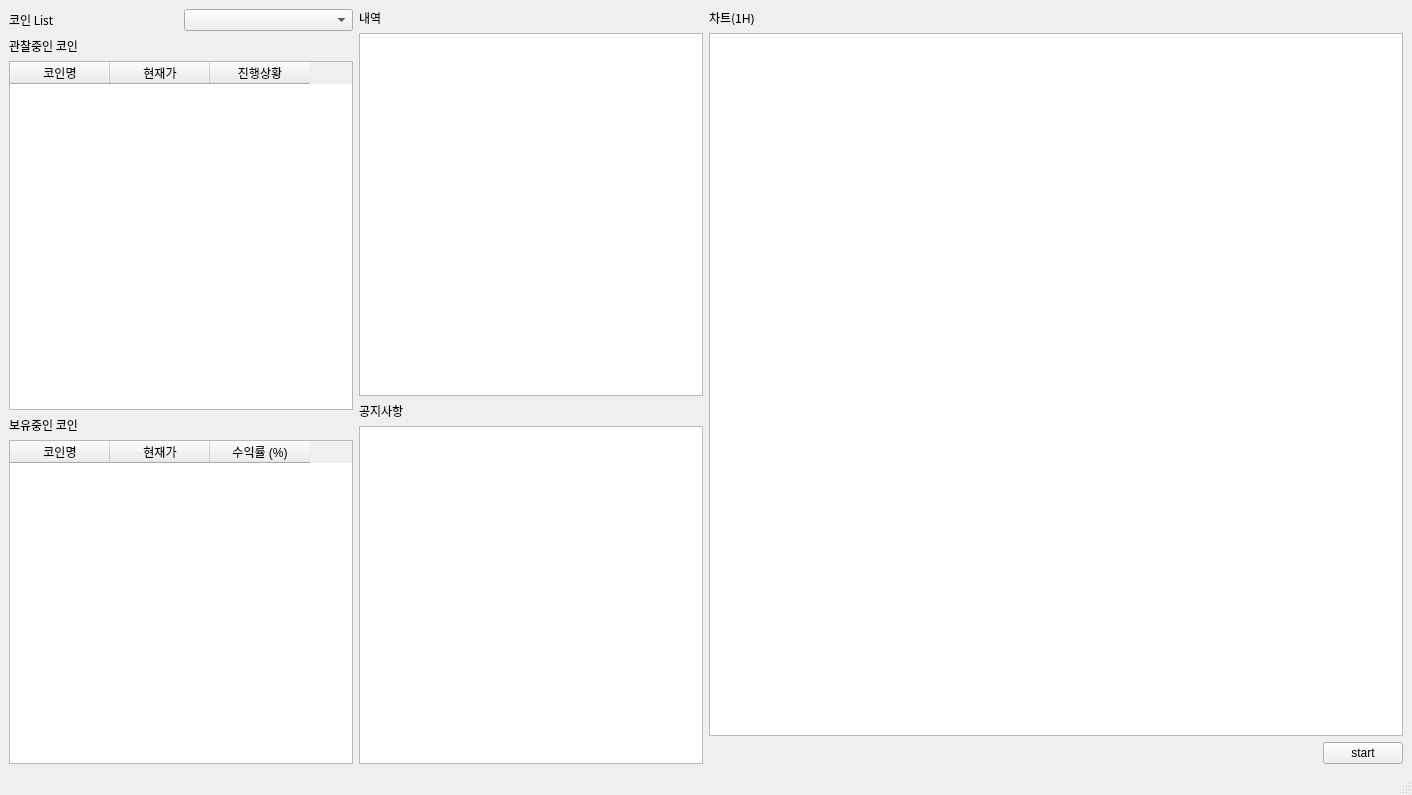
Qt form coin.ui (yun-goon/copy-money) before a commit.
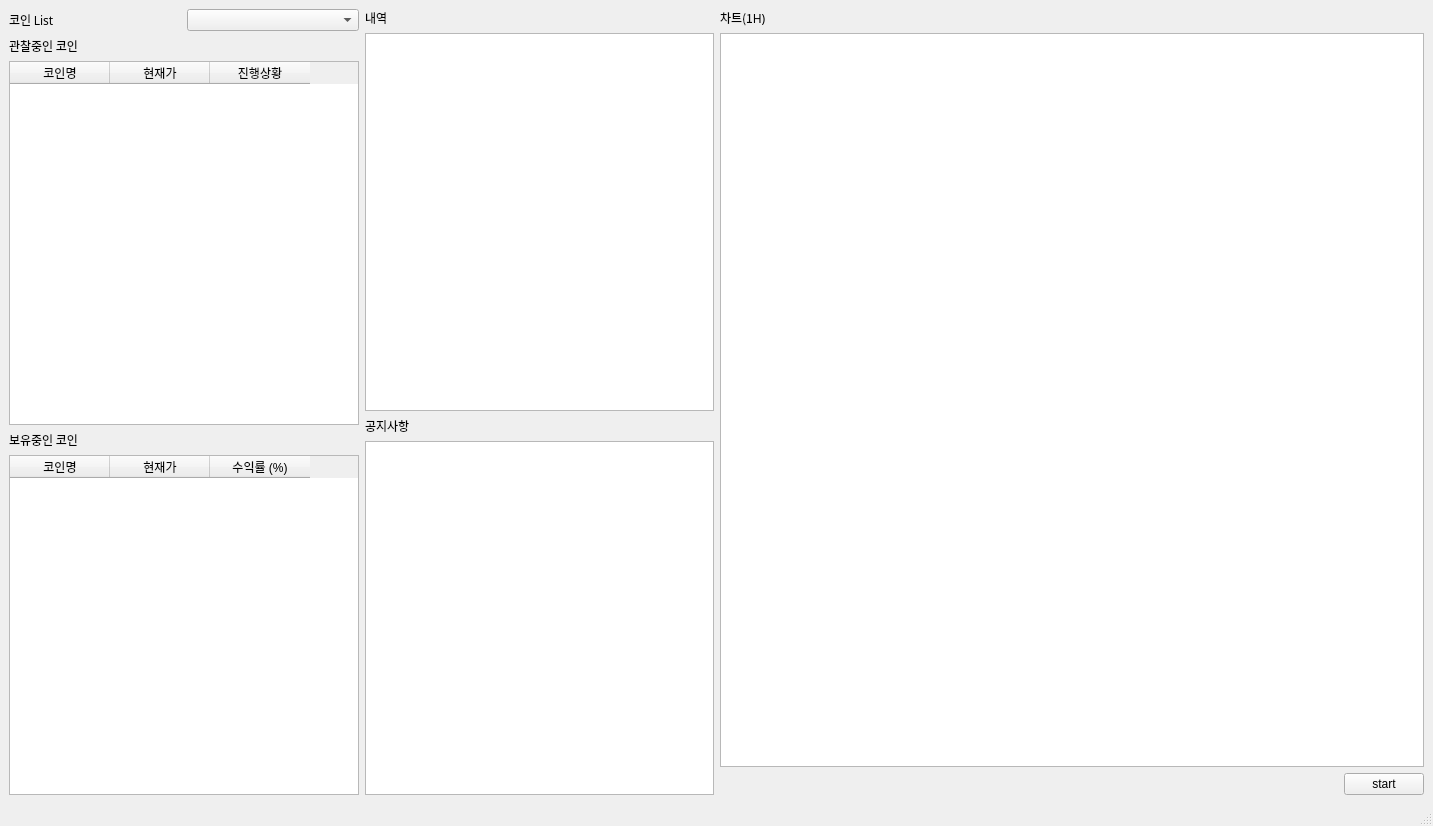
The same form after that commit.

What changed in the file:
```diff
--- a/coin.ui
+++ b/coin.ui
@@ -6,8 +6,8 @@
    <rect>
     <x>0</x>
     <y>0</y>
-    <width>1412</width>
-    <height>795</height>
+    <width>1433</width>
+    <height>826</height>
    </rect>
   </property>
   <property name="windowTitle">
```
Left out of the diff: 6 changed lines with no effect on the pictures.
